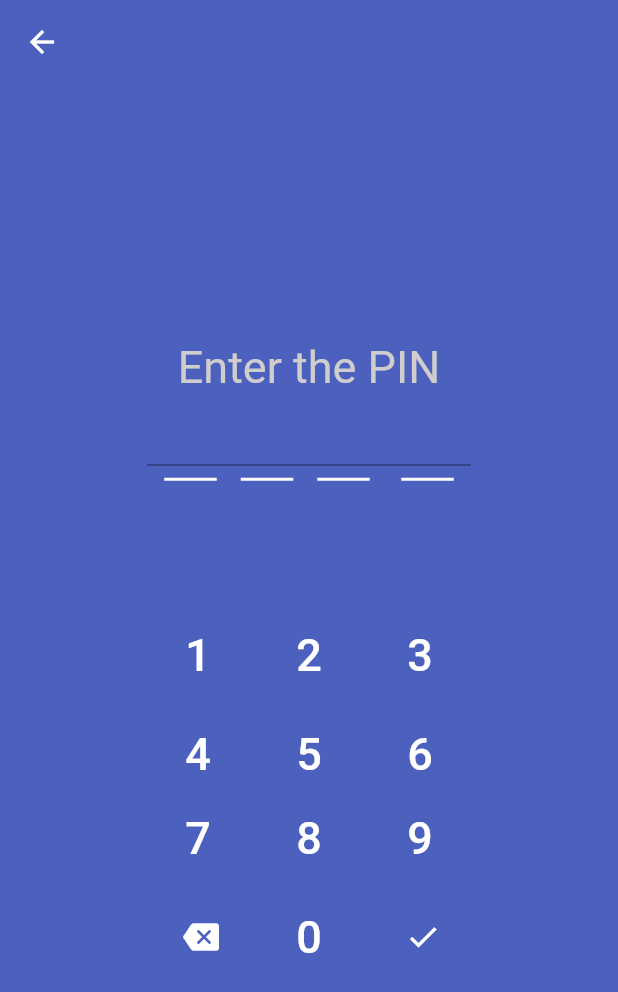
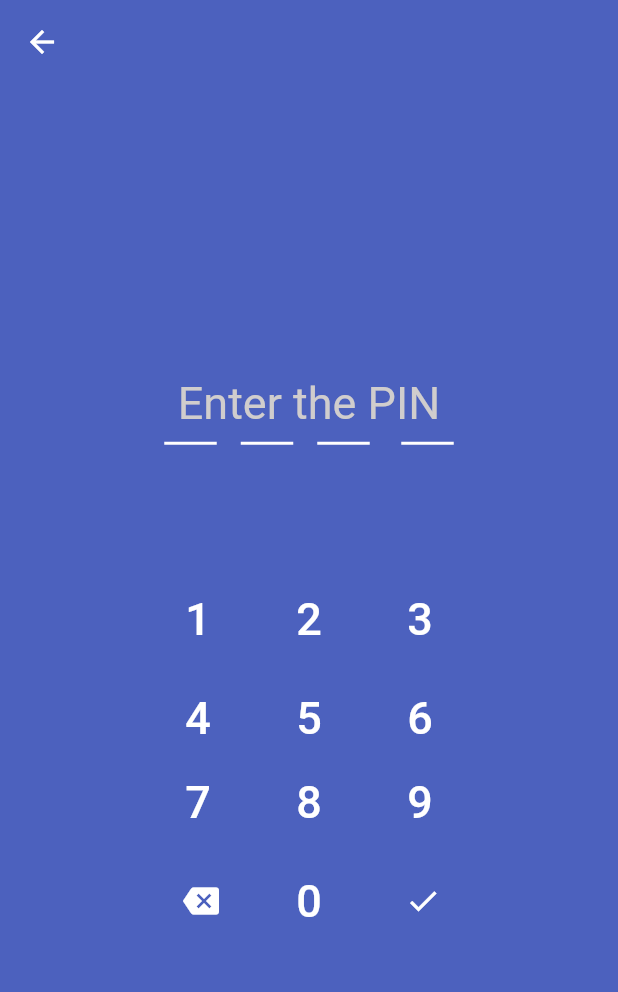
Before and after one commit to ceejayps/banking_app_2, a Flutter app: the screen it shows after launch, on a phone screen of 412 x 824 dp. Shown: the top 992 px of the screen. Run offline on Flutter 3.47's test engine with Material 2 defaults, Android fonts, the phone set to English and light mode, and no system bars; missing offline and left inert: dart:ffi.

Commit message:
Update main.dart

```diff
--- a/lib/main.dart
+++ b/lib/main.dart
@@ -8,8 +8,6 @@ void main() {
 
 class MyApp extends StatelessWidget {
   const MyApp({Key? key}) : super(key: key);
-
-  // This widget is the root of your application.
 
   @override
   Widget build(BuildContext context) {
@@ -25,16 +23,6 @@ class MyApp extends StatelessWidget {
 
 class MyHomePage extends StatefulWidget {
   const MyHomePage({Key? key, required this.title}) : super(key: key);
-
-  // This widget is the home page of your application. It is stateful, meaning
-  // that it has a State object (defined below) that contains fields that affect
-  // how it looks.
-
-  // This class is the configuration for the state. It holds the values (in this
-  // case the title) provided by the parent (in this case the App widget) and
-  // used by the build method of the State. Fields in a Widget subclass are
-  // always marked "final".
-
   final String title;
 
   @override
@@ -47,24 +35,18 @@ class _MyHomePageState extends State<MyHomePage> {
   List pin = [];
   @override
   Widget build(BuildContext context) {
-    // This method is rerun every time setState is called, for instance as done
-    // by the _incrementCounter method above.
-    //
-    // The Flutter framework has been optimized to make rerunning build methods
-    // fast, so that you can just rebuild anything that needs updating rather
-    // than having to individually change instances of widgets.
     return Scaffold(
-      backgroundColor: Color.fromARGB(255, 76, 97, 190),
+      backgroundColor: const Color.fromARGB(255, 76, 97, 190),
       appBar: AppBar(
         elevation: 0,
-        leading: IconButton(
+        leading: const IconButton(
             onPressed: null,
             icon: Icon(
               Icons.arrow_back,
               color: Colors.white,
             )),
-        backgroundColor: Color.fromARGB(255, 76, 97, 190),
-        title: Text(''),
+        backgroundColor: const Color.fromARGB(255, 76, 97, 190),
+        title: const Text(''),
       ),
       body: Center(
         child: Padding(
@@ -75,16 +57,12 @@ class _MyHomePageState extends State<MyHomePage> {
               mainAxisAlignment: MainAxisAlignment.center,
               crossAxisAlignment: CrossAxisAlignment.center,
               children: [
-                Text(
+                const Text(
                   "Enter the PIN",
                   style: TextStyle(
                       color: Color.fromARGB(255, 208, 205, 205),
                       fontSize: 30,
                       fontWeight: FontWeight.w400),
-                ),
-                Padding(
-                  padding: const EdgeInsets.symmetric(horizontal: 10),
-                  child: TextField(),
                 ),
                 Row(
                   mainAxisAlignment: MainAxisAlignment.center,
@@ -95,8 +73,8 @@ class _MyHomePageState extends State<MyHomePage> {
                           width: 35,
                           height: 2,
                           color: pin.length >= 1
-                              ? Color.fromARGB(255, 208, 205, 205)
-                              : Color.fromARGB(255, 255, 254, 254),
+                              ? const Color.fromARGB(255, 208, 205, 205)
+                              : const Color.fromARGB(255, 255, 254, 254),
                         )),
                     Padding(
                         padding: const EdgeInsets.all(8.0),
@@ -104,8 +82,8 @@ class _MyHomePageState extends State<MyHomePage> {
                           width: 35,
                           height: 2,
                           color: pin.length >= 2
-                              ? Color.fromARGB(255, 208, 205, 205)
-                              : Color.fromARGB(255, 255, 254, 254),
+                              ? const Color.fromARGB(255, 208, 205, 205)
+                              : const Color.fromARGB(255, 255, 254, 254),
                         )),
                     Padding(
                         padding: const EdgeInsets.all(8.0),
@@ -113,10 +91,10 @@ class _MyHomePageState extends State<MyHomePage> {
                           width: 35,
                           height: 2,
                           color: pin.length >= 3
-                              ? Color.fromARGB(255, 208, 205, 205)
-                              : Color.fromARGB(255, 255, 254, 254),
+                              ? const Color.fromARGB(255, 208, 205, 205)
+                              : const Color.fromARGB(255, 255, 254, 254),
                         )),
-                    SizedBox(
+                    const SizedBox(
                       width: 5,
                     ),
                     Padding(
@@ -125,13 +103,12 @@ class _MyHomePageState extends State<MyHomePage> {
                           width: 35,
                           height: 2,
                           color: pin.length >= 4
-                              ? Color.fromARGB(255, 208, 205, 205)
-                              : Color.fromARGB(255, 255, 254, 254),
+                              ? const Color.fromARGB(255, 208, 205, 205)
+                              : const Color.fromARGB(255, 255, 254, 254),
                         )),
                   ],
                 ),
-                Container(),
-                SizedBox(
+                const SizedBox(
                   width: 10,
                   height: 80,
                 ),
@@ -140,7 +117,7 @@ class _MyHomePageState extends State<MyHomePage> {
                   children: [
                     TextButton(
                         onPressed: () {},
-                        child: SizedBox(
+                        child: const SizedBox(
                           child: Center(
                             child: Text(
                               "1",
@@ -151,13 +128,13 @@ class _MyHomePageState extends State<MyHomePage> {
                           height: 40,
                           width: 20,
                         )),
-                    SizedBox(
+                    const SizedBox(
                       width: 10,
                       height: 10,
                     ),
                     TextButton(
                         onPressed: () {},
-                        child: SizedBox(
+                        child: const SizedBox(
                           child: Center(
                             child: Text(
                               "2",
@@ -168,13 +145,13 @@ class _MyHomePageState extends State<MyHomePage> {
                           height: 40,
                           width: 20,
                         )),
-                    SizedBox(
+                    const SizedBox(
                       width: 10,
                       height: 10,
                     ),
                     TextButton(
                         onPressed: () {},
-                        child: SizedBox(
+                        child: const SizedBox(
                           child: Center(
                             child: Text(
                               "3",
@@ -187,7 +164,7 @@ class _MyHomePageState extends State<MyHomePage> {
                         ))
                   ],
                 ),
-                SizedBox(
+                const SizedBox(
                   width: 10,
                   height: 10,
                 ),
@@ -196,7 +173,7 @@ class _MyHomePageState extends State<MyHomePage> {
                   children: [
                     TextButton(
                         onPressed: () {},
-                        child: SizedBox(
+                        child: const SizedBox(
                           child: Center(
                             child: Text(
                               "4",
@@ -207,13 +184,13 @@ class _MyHomePageState extends State<MyHomePage> {
                           height: 40,
                           width: 20,
                         )),
-                    SizedBox(
+                    const SizedBox(
                       width: 10,
                       height: 10,
                     ),
                     TextButton(
                         onPressed: () {},
-                        child: SizedBox(
+                        child: const SizedBox(
                           child: Center(
                             child: Text(
                               "5",
@@ -224,13 +201,13 @@ class _MyHomePageState extends State<MyHomePage> {
                           height: 40,
                           width: 20,
                         )),
-                    SizedBox(
+                    const SizedBox(
                       width: 10,
                       height: 10,
                     ),
                     TextButton(
                         onPressed: () {},
-                        child: SizedBox(
+                        child: const SizedBox(
                           child: Center(
                             child: Text(
                               "6",
@@ -248,7 +225,7 @@ class _MyHomePageState extends State<MyHomePage> {
                   children: [
                     TextButton(
                         onPressed: () {},
-                        child: SizedBox(
+                        child: const SizedBox(
                           child: Center(
                             child: Text(
                               "7",
@@ -259,13 +236,13 @@ class _MyHomePageState extends State<MyHomePage> {
                           height: 40,
                           width: 20,
                         )),
-                    SizedBox(
+                    const SizedBox(
                       width: 10,
                       height: 10,
                     ),
                     TextButton(
                         onPressed: () {},
-                        child: SizedBox(
+                        child: const SizedBox(
                           child: Center(
                             child: Text(
                               "8",
@@ -276,7 +253,7 @@ class _MyHomePageState extends State<MyHomePage> {
                           height: 40,
                           width: 20,
                         )),
-                    SizedBox(
+                    const SizedBox(
                       width: 10,
                       height: 10,
                     ),
@@ -290,7 +267,7 @@ class _MyHomePageState extends State<MyHomePage> {
 
                           print(pin);
                         },
-                        child: SizedBox(
+                        child: const SizedBox(
                           child: Center(
                             child: Text(
                               "9",
@@ -303,7 +280,7 @@ class _MyHomePageState extends State<MyHomePage> {
                         ))
                   ],
                 ),
-                SizedBox(
+                const SizedBox(
                   width: 10,
                   height: 10,
                 ),
@@ -320,7 +297,7 @@ class _MyHomePageState extends State<MyHomePage> {
 
                           print(pin);
                         },
-                        child: SizedBox(
+                        child: const SizedBox(
                           child: Center(
                               child: Icon(
                             Icons.backspace,
@@ -329,7 +306,7 @@ class _MyHomePageState extends State<MyHomePage> {
                           height: 40,
                           width: 20,
                         )),
-                    SizedBox(
+                    const SizedBox(
                       width: 10,
                       height: 10,
                     ),
@@ -343,7 +320,7 @@ class _MyHomePageState extends State<MyHomePage> {
 
                           print(pin);
                         },
-                        child: SizedBox(
+                        child: const SizedBox(
                           child: Center(
                             child: Text(
                               "0",
@@ -354,13 +331,13 @@ class _MyHomePageState extends State<MyHomePage> {
                           height: 40,
                           width: 20,
                         )),
-                    SizedBox(
+                    const SizedBox(
                       width: 10,
                       height: 10,
                     ),
                     TextButton(
                         onPressed: () {},
-                        child: SizedBox(
+                        child: const SizedBox(
                           child: Center(
                               child: Icon(
                             Icons.check,
```
